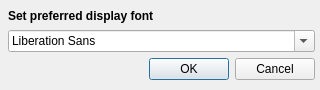
This is font-settings.ui in katzenpost/katzenqt as Qt 5 draws it before an edit. The edited form follows.
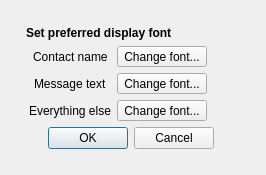
This is the edited form.

Commit message: show font dialog (noop atm)

What changed in the file:
```diff
--- a/font-settings.ui
+++ b/font-settings.ui
@@ -6,23 +6,34 @@
    <rect>
     <x>0</x>
     <y>0</y>
-    <width>320</width>
-    <height>90</height>
+    <width>266</width>
+    <height>175</height>
    </rect>
   </property>
+  <property name="sizePolicy">
+   <sizepolicy hsizetype="Preferred" vsizetype="MinimumExpanding">
+    <horstretch>0</horstretch>
+    <verstretch>0</verstretch>
+   </sizepolicy>
+  </property>
   <property name="windowTitle">
    <string>Dialog</string>
   </property>
-  <widget class="QWidget" name="layoutWidget">
-   <property name="geometry">
-    <rect>
-     <x>8</x>
-     <y>8</y>
-     <width>307</width>
-     <height>72</height>
-    </rect>
-   </property>
+  <layout class="QFormLayout" name="formLayout_2">
+   <item row="0" column="0">
    <layout class="QVBoxLayout" name="verticalLayout">
+     <property name="leftMargin">
+      <number>15</number>
+     </property>
+     <property name="topMargin">
+      <number>15</number>
+     </property>
+     <property name="rightMargin">
+      <number>15</number>
+     </property>
+     <property name="bottomMargin">
+      <number>15</number>
+     </property>
     <item>
      <widget class="QLabel" name="label">
       <property name="text">
@@ -31,7 +42,59 @@
      </widget>
     </item>
     <item>
-     <widget class="QFontComboBox" name="fontComboBox"/>
+      <layout class="QFormLayout" name="formLayout">
+       <property name="labelAlignment">
+        <set>Qt::AlignmentFlag::AlignCenter</set>
+       </property>
+       <property name="formAlignment">
+        <set>Qt::AlignmentFlag::AlignHCenter|Qt::AlignmentFlag::AlignTop</set>
+       </property>
+       <property name="rightMargin">
+        <number>10</number>
+       </property>
+       <item row="0" column="0">
+        <widget class="QLabel" name="label_2">
+         <property name="text">
+          <string>Contact name</string>
+         </property>
+        </widget>
+       </item>
+       <item row="0" column="1">
+        <widget class="QToolButton" name="toolButton">
+         <property name="text">
+          <string>Change font...</string>
+         </property>
+        </widget>
+       </item>
+       <item row="1" column="0">
+        <widget class="QLabel" name="label_3">
+         <property name="text">
+          <string>Message text</string>
+         </property>
+        </widget>
+       </item>
+       <item row="1" column="1">
+        <widget class="QToolButton" name="toolButton_2">
+         <property name="text">
+          <string>Change font...</string>
+         </property>
+        </widget>
+       </item>
+       <item row="2" column="0">
+        <widget class="QLabel" name="label_4">
+         <property name="text">
+          <string>Everything else</string>
+         </property>
+        </widget>
+       </item>
+       <item row="2" column="1">
+        <widget class="QToolButton" name="toolButton_3">
+         <property name="text">
+          <string>Change font...</string>
+         </property>
+        </widget>
+       </item>
+      </layout>
     </item>
     <item>
      <widget class="QDialogButtonBox" name="buttonBox">
@@ -44,7 +107,8 @@
      </widget>
     </item>
    </layout>
-  </widget>
+   </item>
+  </layout>
  </widget>
  <resources/>
  <connections>
```
Lines whose indentation alone changed are shown as unchanged. The commit also changes 2 other files.
